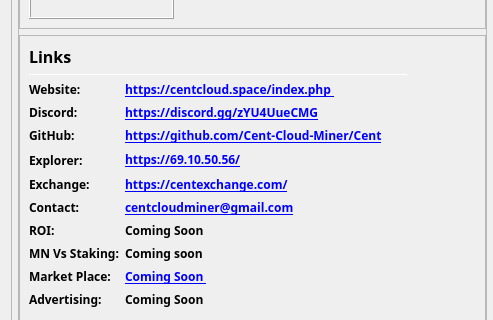
Qt form src/qt/forms/overviewpage.ui (Cent-Cloud-Miner/Cent) before a commit; both pictures show x 0 to 493 and y 419 to 739 of the 978 by 841 pixel window.
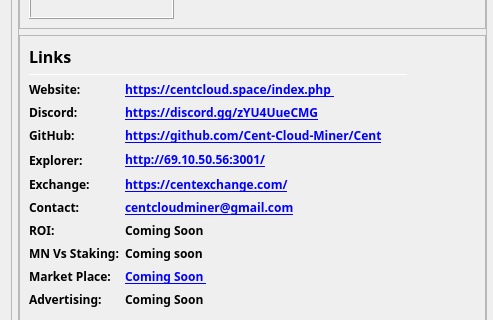
The same form after that commit. Icons and pictures are not drawn.

```diff
--- a/src/qt/forms/overviewpage.ui
+++ b/src/qt/forms/overviewpage.ui
@@ -875,7 +875,7 @@
                         </font>
                        </property>
                        <property name="text">
-                        <string notr="true">&lt;a href=&quot;https://69.10.50.56/&quot;&gt;https://69.10.50.56/&lt;/a&gt;</string>
+                        <string notr="true">&lt;a href=&quot;hhttp://69.10.50.56:3001/&quot;&gt;http://69.10.50.56:3001/&lt;/a&gt;</string>
                        </property>
                        <property name="alignment">
                         <set>Qt::AlignLeading|Qt::AlignLeft|Qt::AlignVCenter</set>
```
